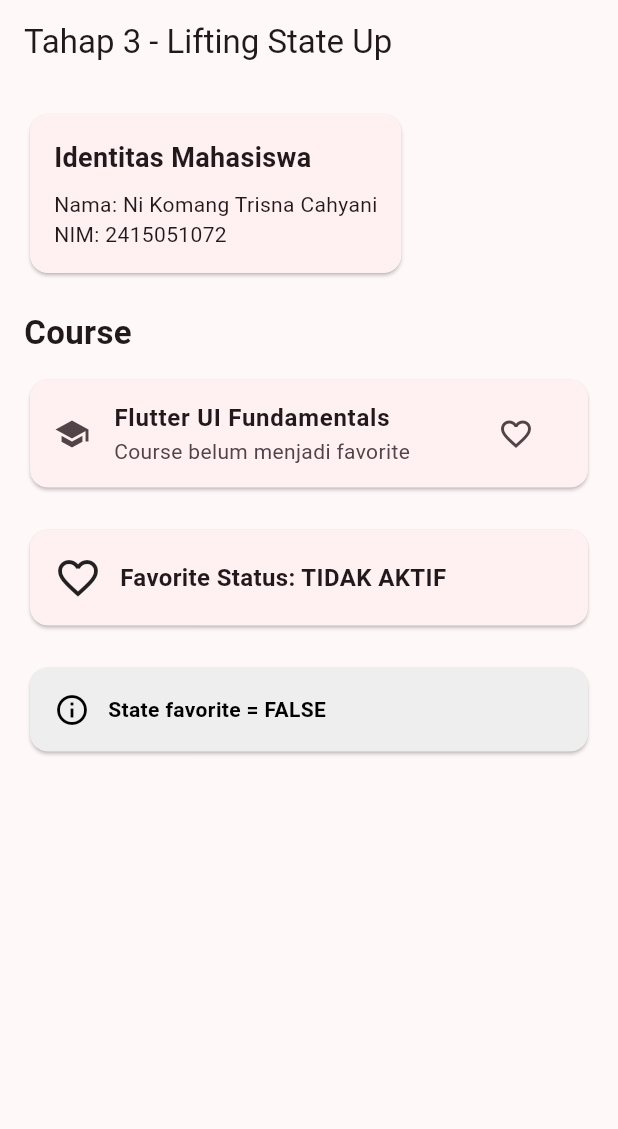
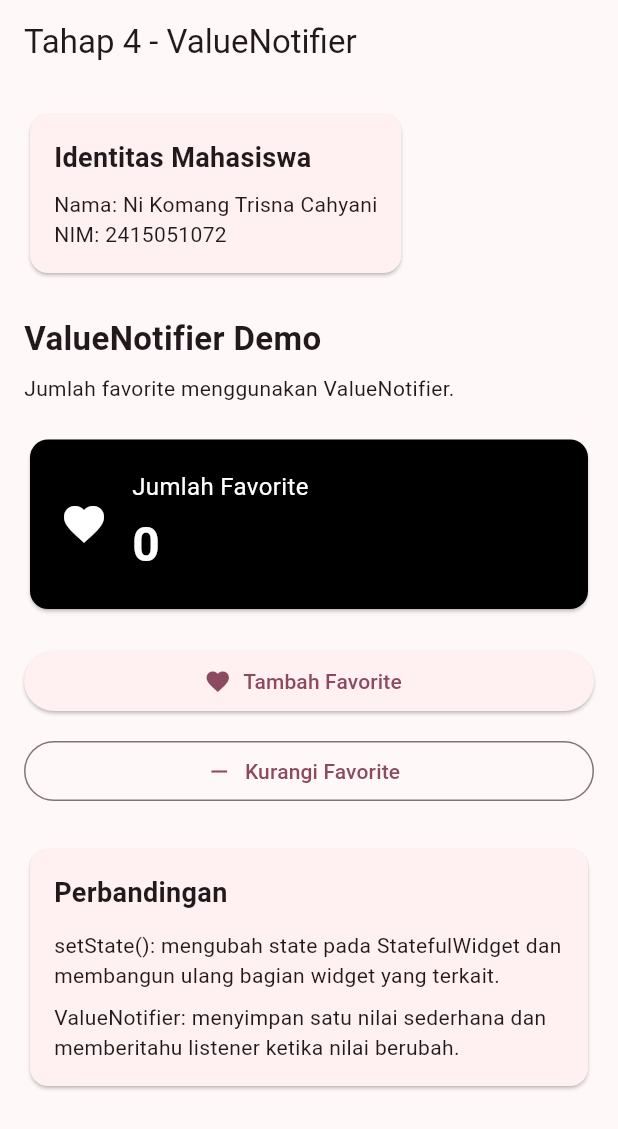
Before and after one commit to trisnacahyani-ops/flutter_ui_fundamentals, a Flutter app: the screen it shows after launch, on a phone screen of 412 x 824 dp. Shown: the top 1129 px of the screen. Run offline on Flutter 3.47's test engine with Material 3 defaults, Android fonts, the phone set to English and light mode, and no system bars.

Commit message:
Eksperimen ValueNotifier untuk state sederhana

```diff
--- a/lib/main.dart
+++ b/lib/main.dart
@@ -14,7 +14,7 @@ class CourseExplorerApp extends StatelessWidget {
   Widget build(BuildContext context) {
     return MaterialApp(
       debugShowCheckedModeBanner: false,
-      title: 'Course Explorer - Tahap 3',
+      title: 'Course Explorer - Tahap 4',
       theme: ThemeData(
         colorScheme: ColorScheme.fromSeed(seedColor: Colors.black),
         useMaterial3: true,
@@ -24,32 +24,17 @@ class CourseExplorerApp extends StatelessWidget {
   }
 }
 
-// ======================================================
-// PARENT
-// ======================================================
-
-class MainPage extends StatefulWidget {
+class MainPage extends StatelessWidget {
   const MainPage({super.key});
 
   @override
-  State<MainPage> createState() => _MainPageState();
-}
+  Widget build(BuildContext context) {
+    // ValueNotifier untuk menyimpan jumlah favorite.
+    final ValueNotifier<int> favoriteCount = ValueNotifier<int>(0);
 
-class _MainPageState extends State<MainPage> {
-  // Single Source of Truth
-  bool favorite = false;
-
-  void toggleFavorite() {
-    setState(() {
-      favorite = !favorite;
-    });
-  }
-
-  @override
-  Widget build(BuildContext context) {
     return Scaffold(
-      appBar: AppBar(title: const Text('Tahap 3 - Lifting State Up')),
-      body: SingleChildScrollView(
+      appBar: AppBar(title: const Text('Tahap 4 - ValueNotifier')),
+      body: Padding(
         padding: const EdgeInsets.all(16),
         child: Column(
           crossAxisAlignment: CrossAxisAlignment.start,
@@ -79,57 +64,125 @@ class _MainPageState extends State<MainPage> {
               ),
             ),
 
+            const SizedBox(height: 24),
+
+            const Text(
+              'ValueNotifier Demo',
+              style: TextStyle(fontSize: 22, fontWeight: FontWeight.bold),
+            ),
+
+            const SizedBox(height: 8),
+
+            const Text('Jumlah favorite menggunakan ValueNotifier.'),
+
             const SizedBox(height: 20),
 
             // ==================================================
-            // COURSE CARD
+            // VALUE LISTENABLE BUILDER
             // ==================================================
-            const Text(
-              'Course',
-              style: TextStyle(fontSize: 22, fontWeight: FontWeight.bold),
-            ),
-
-            const SizedBox(height: 12),
-
-            CourseCard(
-              courseName: 'Flutter UI Fundamentals',
-              isFavorite: favorite,
-              onFavoriteChanged: toggleFavorite,
+            ValueListenableBuilder<int>(
+              valueListenable: favoriteCount,
+              builder: (context, value, child) {
+                return Card(
+                  color: Colors.black,
+                  child: Padding(
+                    padding: const EdgeInsets.all(20),
+                    child: Row(
+                      children: [
+                        const Icon(
+                          Icons.favorite,
+                          color: Colors.white,
+                          size: 32,
+                        ),
+                        const SizedBox(width: 16),
+                        Expanded(
+                          child: Column(
+                            crossAxisAlignment: CrossAxisAlignment.start,
+                            children: [
+                              const Text(
+                                'Jumlah Favorite',
+                                style: TextStyle(
+                                  color: Colors.white,
+                                  fontSize: 16,
+                                ),
+                              ),
+                              const SizedBox(height: 4),
+                              Text(
+                                '$value',
+                                style: const TextStyle(
+                                  color: Colors.white,
+                                  fontSize: 32,
+                                  fontWeight: FontWeight.bold,
+                                ),
+                              ),
+                            ],
+                          ),
+                        ),
+                      ],
+                    ),
+                  ),
+                );
+              },
             ),
 
             const SizedBox(height: 20),
 
             // ==================================================
-            // WIDGET KEDUA
+            // BUTTON
             // ==================================================
-            FavoriteStatus(isFavorite: favorite),
+            SizedBox(
+              width: double.infinity,
+              child: ElevatedButton.icon(
+                onPressed: () {
+                  favoriteCount.value++;
+                },
+                icon: const Icon(Icons.favorite),
+                label: const Text('Tambah Favorite'),
+              ),
+            ),
 
-            const SizedBox(height: 20),
+            const SizedBox(height: 12),
+
+            SizedBox(
+              width: double.infinity,
+              child: OutlinedButton.icon(
+                onPressed: () {
+                  if (favoriteCount.value > 0) {
+                    favoriteCount.value--;
+                  }
+                },
+                icon: const Icon(Icons.remove),
+                label: const Text('Kurangi Favorite'),
+              ),
+            ),
+
+            const SizedBox(height: 24),
 
             // ==================================================
-            // SINGLE SOURCE OF TRUTH
+            // PERBANDINGAN
             // ==================================================
             Card(
-              color: favorite ? Colors.black : Colors.grey.shade200,
               child: Padding(
                 padding: const EdgeInsets.all(16),
-                child: Row(
+                child: Column(
+                  crossAxisAlignment: CrossAxisAlignment.start,
                   children: [
-                    Icon(
-                      favorite ? Icons.check_circle : Icons.info_outline,
-                      color: favorite ? Colors.white : Colors.black,
+                    const Text(
+                      'Perbandingan',
+                      style: TextStyle(
+                        fontSize: 18,
+                        fontWeight: FontWeight.bold,
+                      ),
                     ),
-                    const SizedBox(width: 12),
-                    Expanded(
-                      child: Text(
-                        favorite
-                            ? 'State favorite = TRUE'
-                            : 'State favorite = FALSE',
-                        style: TextStyle(
-                          color: favorite ? Colors.white : Colors.black,
-                          fontWeight: FontWeight.bold,
-                        ),
-                      ),
+                    const SizedBox(height: 12),
+                    const Text(
+                      'setState(): mengubah state pada StatefulWidget '
+                      'dan membangun ulang bagian widget yang terkait.',
+                    ),
+                    const SizedBox(height: 8),
+                    const Text(
+                      'ValueNotifier: menyimpan satu nilai sederhana '
+                      'dan memberitahu listener ketika nilai berubah.',
                     ),
                   ],
                 ),
@@ -141,78 +194,3 @@ class _MainPageState extends State<MainPage> {
     );
   }
 }
-
-// ======================================================
-// CHILD 1
-// ======================================================
-
-class CourseCard extends StatelessWidget {
-  final String courseName;
-  final bool isFavorite;
-  final VoidCallback onFavoriteChanged;
-
-  const CourseCard({
-    super.key,
-    required this.courseName,
-    required this.isFavorite,
-    required this.onFavoriteChanged,
-  });
-
-  @override
-  Widget build(BuildContext context) {
-    return Card(
-      child: ListTile(
-        leading: const Icon(Icons.school),
-        title: Text(
-          courseName,
-          style: const TextStyle(fontWeight: FontWeight.bold),
-        ),
-        subtitle: Text(
-          isFavorite
-              ? 'Course ditambahkan ke favorite'
-              : 'Course belum menjadi favorite',
-        ),
-        trailing: IconButton(
-          onPressed: onFavoriteChanged,
-          icon: Icon(isFavorite ? Icons.favorite : Icons.favorite_border),
-        ),
-      ),
-    );
-  }
-}
-
-// ======================================================
-// CHILD 2
-// ======================================================
-
-class FavoriteStatus extends StatelessWidget {
-  final bool isFavorite;
-
-  const FavoriteStatus({super.key, required this.isFavorite});
-
-  @override
-  Widget build(BuildContext context) {
-    return Card(
-      child: Padding(
-        padding: const EdgeInsets.all(16),
-        child: Row(
-          children: [
-            Icon(isFavorite ? Icons.favorite : Icons.favorite_border, size: 32),
-            const SizedBox(width: 12),
-            Expanded(
-              child: Text(
-                isFavorite
-                    ? 'Favorite Status: AKTIF'
-                    : 'Favorite Status: TIDAK AKTIF',
-                style: const TextStyle(
-                  fontSize: 16,
-                  fontWeight: FontWeight.bold,
-                ),
-              ),
-            ),
-          ],
-        ),
-      ),
-    );
-  }
-}
```
